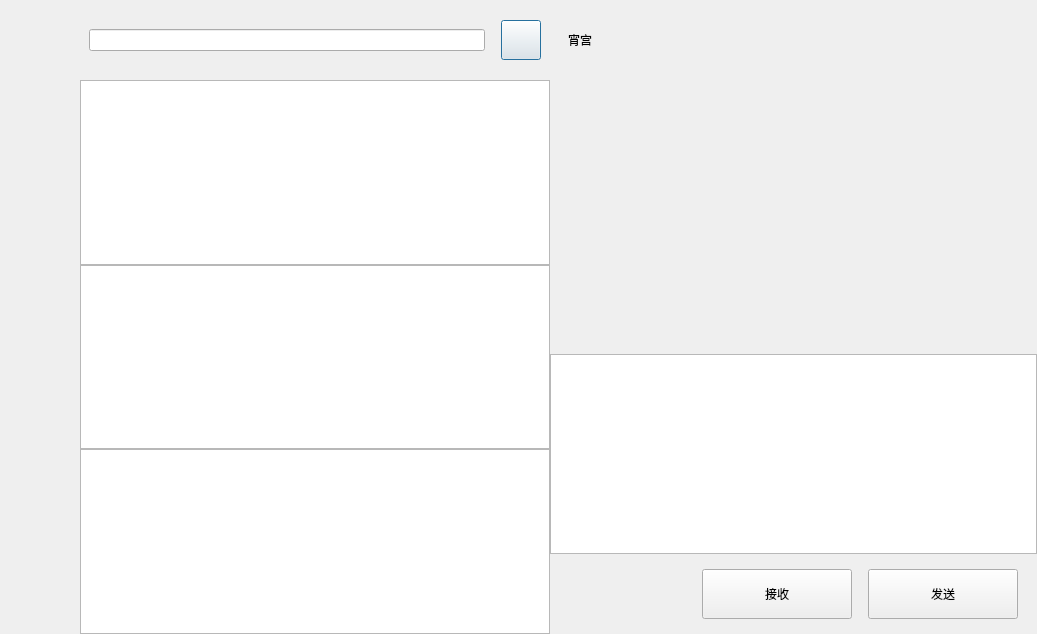
Old version of the form client/xiguchat/chatdialog.ui in the repository yrc920/xiguchat.
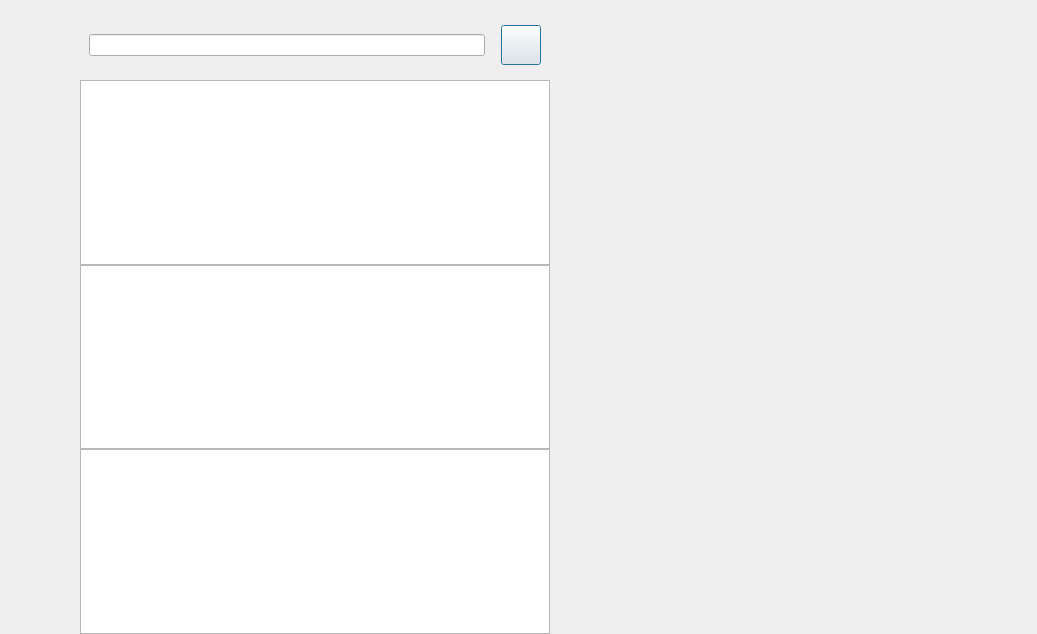
New version of the form. Custom widgets are drawn as their Qt base class.

What changed in the file:
```diff
--- a/client/xiguchat/chatdialog.ui
+++ b/client/xiguchat/chatdialog.ui
@@ -195,6 +195,9 @@
          </size>
         </property>
         <layout class="QHBoxLayout" name="horizontalLayout_2">
+         <property name="topMargin">
+          <number>20</number>
+         </property>
          <item>
           <widget class="CustomizeEdit" name="search_edit"/>
          </item>
@@ -249,303 +252,9 @@
     </widget>
    </item>
    <item>
-    <widget class="QWidget" name="chat_data_wid" native="true">
-     <layout class="QVBoxLayout" name="verticalLayout_4">
-      <property name="spacing">
-       <number>0</number>
-      </property>
-      <property name="leftMargin">
-       <number>0</number>
-      </property>
-      <property name="topMargin">
-       <number>0</number>
-      </property>
-      <property name="rightMargin">
-       <number>0</number>
-      </property>
-      <property name="bottomMargin">
-       <number>0</number>
-      </property>
-      <item>
-       <widget class="QWidget" name="title_wid" native="true">
-        <property name="minimumSize">
-         <size>
-          <width>0</width>
-          <height>80</height>
-         </size>
-        </property>
-        <property name="maximumSize">
-         <size>
-          <width>16777215</width>
-          <height>80</height>
-         </size>
-        </property>
-        <layout class="QVBoxLayout" name="verticalLayout_5">
-         <property name="spacing">
-          <number>6</number>
-         </property>
-         <property name="leftMargin">
-          <number>9</number>
-         </property>
-         <property name="topMargin">
-          <number>9</number>
-         </property>
-         <property name="rightMargin">
-          <number>9</number>
-         </property>
-         <property name="bottomMargin">
-          <number>9</number>
-         </property>
-         <item>
-          <widget class="QWidget" name="widget_2" native="true">
-           <layout class="QHBoxLayout" name="horizontalLayout_3">
-            <item>
-             <widget class="QLabel" name="title_lb">
-              <property name="text">
-               <string>宵宫</string>
-              </property>
-             </widget>
-            </item>
-           </layout>
-          </widget>
-         </item>
-        </layout>
-       </widget>
-      </item>
-      <item>
-       <widget class="QWidget" name="chat_data_list" native="true"/>
-      </item>
-      <item>
-       <widget class="QWidget" name="tool_wid" native="true">
-        <property name="minimumSize">
-         <size>
-          <width>0</width>
-          <height>80</height>
-         </size>
-        </property>
-        <property name="maximumSize">
-         <size>
-          <width>16777215</width>
-          <height>80</height>
-         </size>
-        </property>
-        <layout class="QHBoxLayout" name="horizontalLayout_4">
-         <property name="leftMargin">
-          <number>2</number>
-         </property>
-         <property name="topMargin">
-          <number>2</number>
-         </property>
-         <property name="rightMargin">
-          <number>2</number>
-         </property>
-         <property name="bottomMargin">
-          <number>2</number>
-         </property>
-         <item>
-          <spacer name="horizontalSpacer_2">
-           <property name="orientation">
-            <enum>Qt::Horizontal</enum>
-           </property>
-           <property name="sizeType">
-            <enum>QSizePolicy::Fixed</enum>
-           </property>
-           <property name="sizeHint" stdset="0">
-            <size>
-             <width>10</width>
-             <height>20</height>
-            </size>
-           </property>
-          </spacer>
-         </item>
-         <item>
-          <widget class="QLabel" name="emo_lb">
-           <property name="minimumSize">
-            <size>
-             <width>40</width>
-             <height>40</height>
-            </size>
-           </property>
-           <property name="maximumSize">
-            <size>
-             <width>40</width>
-             <height>40</height>
-            </size>
-           </property>
-           <property name="text">
-            <string/>
-           </property>
-          </widget>
-         </item>
-         <item>
-          <spacer name="horizontalSpacer_3">
-           <property name="orientation">
-            <enum>Qt::Horizontal</enum>
-           </property>
-           <property name="sizeType">
-            <enum>QSizePolicy::Fixed</enum>
-           </property>
-           <property name="sizeHint" stdset="0">
-            <size>
-             <width>10</width>
-             <height>20</height>
-            </size>
-           </property>
-          </spacer>
-         </item>
-         <item>
-          <widget class="QLabel" name="file_lb">
-           <property name="minimumSize">
-            <size>
-             <width>40</width>
-             <height>40</height>
-            </size>
-           </property>
-           <property name="maximumSize">
-            <size>
-             <width>40</width>
-             <height>40</height>
-            </size>
-           </property>
-           <property name="text">
-            <string/>
-           </property>
-          </widget>
-         </item>
-         <item>
-          <spacer name="horizontalSpacer_4">
-           <property name="orientation">
-            <enum>Qt::Horizontal</enum>
-           </property>
-           <property name="sizeHint" stdset="0">
-            <size>
-             <width>40</width>
-             <height>20</height>
-            </size>
-           </property>
-          </spacer>
-         </item>
-        </layout>
-       </widget>
-      </item>
-      <item>
-       <widget class="QTextEdit" name="chatEdit">
-        <property name="minimumSize">
-         <size>
-          <width>0</width>
-          <height>200</height>
-         </size>
-        </property>
-        <property name="maximumSize">
-         <size>
-          <width>16777215</width>
-          <height>200</height>
-         </size>
-        </property>
-       </widget>
-      </item>
-      <item>
-       <widget class="QWidget" name="widget_5" native="true">
-        <property name="minimumSize">
-         <size>
-          <width>0</width>
-          <height>80</height>
-         </size>
-        </property>
-        <property name="maximumSize">
-         <size>
-          <width>16777215</width>
-          <height>80</height>
-         </size>
-        </property>
-        <layout class="QHBoxLayout" name="horizontalLayout_5">
-         <item>
-          <spacer name="horizontalSpacer_5">
-           <property name="orientation">
-            <enum>Qt::Horizontal</enum>
-           </property>
-           <property name="sizeHint" stdset="0">
-            <size>
-             <width>40</width>
-             <height>20</height>
-            </size>
-           </property>
-          </spacer>
-         </item>
-         <item>
-          <widget class="QPushButton" name="receive_btn">
-           <property name="minimumSize">
-            <size>
-             <width>150</width>
-             <height>50</height>
-            </size>
-           </property>
-           <property name="maximumSize">
-            <size>
-             <width>150</width>
-             <height>50</height>
-            </size>
-           </property>
-           <property name="text">
-            <string>接收</string>
-           </property>
-          </widget>
-         </item>
-         <item>
-          <spacer name="horizontalSpacer_6">
-           <property name="orientation">
-            <enum>Qt::Horizontal</enum>
-           </property>
-           <property name="sizeType">
-            <enum>QSizePolicy::Fixed</enum>
-           </property>
-           <property name="sizeHint" stdset="0">
-            <size>
-             <width>10</width>
-             <height>20</height>
-            </size>
-           </property>
-          </spacer>
-         </item>
-         <item>
-          <widget class="QPushButton" name="send_btn">
-           <property name="minimumSize">
-            <size>
-             <width>150</width>
-             <height>50</height>
-            </size>
-           </property>
-           <property name="maximumSize">
-            <size>
-             <width>150</width>
-             <height>50</height>
-            </size>
-           </property>
-           <property name="text">
-            <string>发送</string>
-           </property>
-          </widget>
-         </item>
-         <item>
-          <spacer name="horizontalSpacer_7">
-           <property name="orientation">
-            <enum>Qt::Horizontal</enum>
-           </property>
-           <property name="sizeType">
-            <enum>QSizePolicy::Fixed</enum>
-           </property>
-           <property name="sizeHint" stdset="0">
-            <size>
-             <width>10</width>
-             <height>20</height>
-            </size>
-           </property>
-          </spacer>
-         </item>
-        </layout>
-       </widget>
-      </item>
-     </layout>
+    <widget class="QStackedWidget" name="stackedWidget">
+     <widget class="ChatPage" name="chat_page"/>
+     <widget class="QWidget" name="friend_apply_page"/>
     </widget>
    </item>
   </layout>
@@ -566,6 +275,12 @@
    <extends>QListWidget</extends>
    <header location="global">chatuserlist.h</header>
   </customwidget>
+  <customwidget>
+   <class>ChatPage</class>
+   <extends>QWidget</extends>
+   <header location="global">chatpage.h</header>
+   <container>1</container>
+  </customwidget>
  </customwidgets>
  <resources/>
  <connections/>
```
